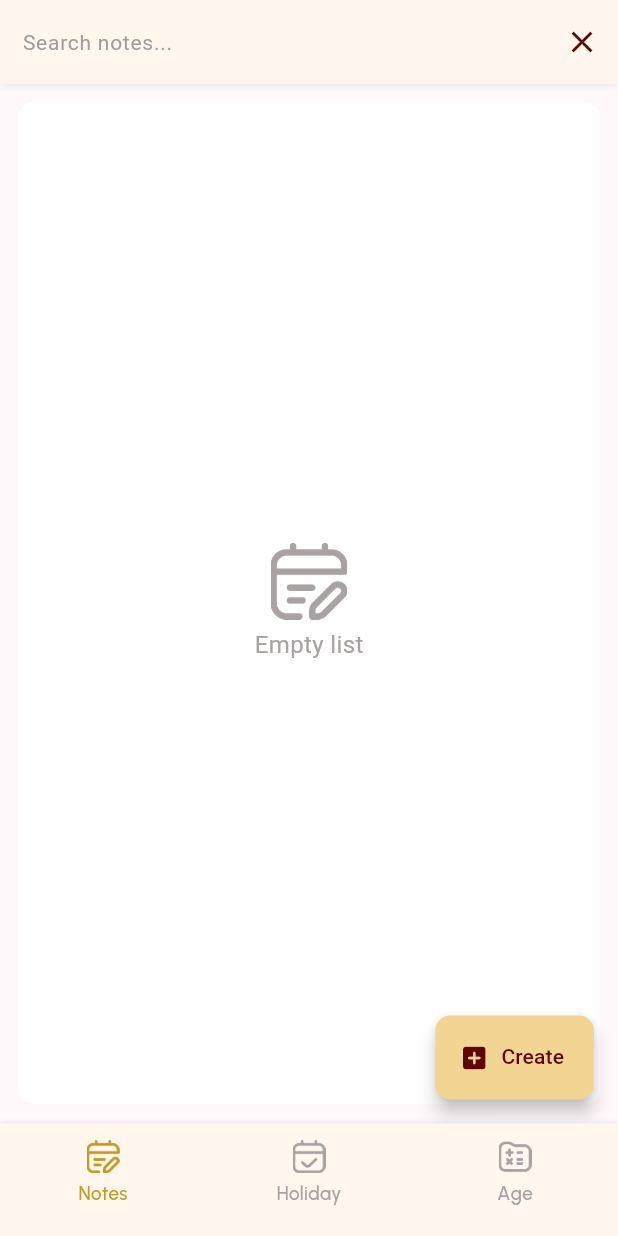
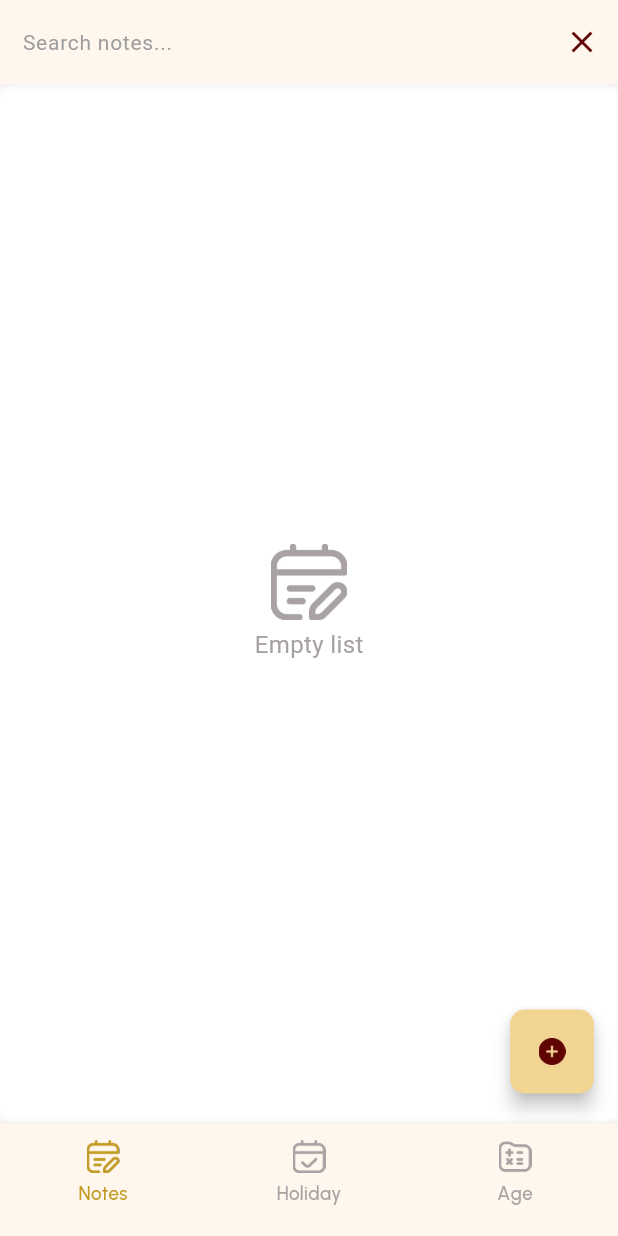
Before and after one commit to marjansikder/story-note, a Flutter app: the screen it shows after launch, after a tap on the "search" icon, on a phone screen of 412 x 824 dp. Run offline on Flutter 3.47's test engine with Material 3 defaults, Android fonts, the phone set to English and light mode, and no system bars; our stand-ins replace flutter_riverpod, fluttertoast, google_fonts, hive, hive_flutter, table_calendar; accounts and stored records are empty; Roboto replaces fonts that are missing (MiSans).

Commit message:
Ui update

```diff
--- a/lib/screen/age_calculator/age_calculator_screen.dart
+++ b/lib/screen/age_calculator/age_calculator_screen.dart
@@ -35,9 +35,9 @@ class _AgeCalculatorScreenState extends ConsumerState<AgeCalculatorScreen> {
     return GestureDetector(
       onTap: onPressed,
       child: Container(
-        padding: EdgeInsets.symmetric(vertical: 8, horizontal: 12),
+        padding: EdgeInsets.only(left: 10, right: 10, top: 6, bottom: 8),
         decoration: BoxDecoration(
-          borderRadius: BorderRadius.circular(5),
+          borderRadius: BorderRadius.circular(8),
           color: AppColors.kWarningToastBgColor,
           boxShadow: [
             BoxShadow(
@@ -63,15 +63,16 @@ class _AgeCalculatorScreenState extends ConsumerState<AgeCalculatorScreen> {
                 Text(
                   label,
                   style: getCustomTextStyle(
-                    fontSize: 12,
+                    fontSize: 11,
                     color: AppColors.kTextGreyColor,
-                    fontFamily: 'Kohinoor',
+                    fontFamily: 'Jost',
                   ),
                 ),
                 Text(
                   date,
                   style: getCustomTextStyle(
                     color: AppColors.kBrown.withOpacity(.6),
+                    fontFamily: 'MiSans',
                   ),
                 ),
               ],
--- a/lib/screen/calender/holiday_calendar_screen.dart
+++ b/lib/screen/calender/holiday_calendar_screen.dart
@@ -288,8 +288,7 @@ class _HolidayCalenderState extends State<HolidayCalender> {
               child: Row(
                 mainAxisAlignment: MainAxisAlignment.center,
                 children: [
-                  Image.asset("assets/icons/Holiday.png",
-                      height: 12, color: AppColors.kBrown.withOpacity(.6)),
+                  Image.asset("assets/icons/Holiday.png", height: 12, color: AppColors.kBrown.withOpacity(.6)),
                   const SizedBox(width: 5),
                   Text(resultedDate,
                       style: getCustomTextStyle(
--- a/lib/screen/notes/notes_list_screen.dart
+++ b/lib/screen/notes/notes_list_screen.dart
@@ -144,7 +144,7 @@ class _NotesListScreenState extends State<NotesListScreen> {
                                     Clipboard.setData(
                                             ClipboardData(text: combinedText))
                                         .then((value) {
-                                      Toast.showToast('All copied!');
+                                      Toast.showToast('All copied! ');
                                       /*Fluttertoast.showToast(
                                         msg: 'All copied!',
                                         gravity: ToastGravity.CENTER,
@@ -244,7 +244,7 @@ class _NotesListScreenState extends State<NotesListScreen> {
                             onPressed: () async {
                               if (_headLineController.text.isEmpty &&
                                   _descriptionController.text.isEmpty) {
-                                Toast.showErrorToast('Empty field!');
+                                Toast.showErrorToast('Empty field! ');
                               /*  Fluttertoast.showToast(
                                   msg: 'Empty field!',
                                   gravity: ToastGravity.CENTER,
@@ -380,6 +380,7 @@ class _NotesListScreenState extends State<NotesListScreen> {
   @override
   Widget build(BuildContext context) {
     var height = MediaQuery.of(context).size.height;
+    var width = MediaQuery.of(context).size.width;
     return Scaffold(
       backgroundColor: AppColors.kBgColor.withOpacity(.3),
       appBar: CustomSearchAppBar(
@@ -391,16 +392,13 @@ class _NotesListScreenState extends State<NotesListScreen> {
         searchTextStyle: const TextStyle(color: AppColors.kBrown, fontSize: 16),
         hintTextStyle: const TextStyle(color: Colors.grey, fontSize: 14),
       ),
-      body: Padding(
-        padding: const EdgeInsets.only(left: 12, right: 12, top: 12, bottom: 8),
-        child: Column(
+      body: Column(
         children: [
           Expanded(
             child: searchItem.isEmpty
                 ? ConstrainedBox(
-                      constraints: BoxConstraints(maxHeight: height * 0.7),
+                    constraints: BoxConstraints(maxHeight: height * .7),
                     child: BlankPage(
-                        margin: EdgeInsets.only(bottom: 5),
                       children: Column(
                         mainAxisAlignment: MainAxisAlignment.center,
                         children: [
@@ -421,7 +419,9 @@ class _NotesListScreenState extends State<NotesListScreen> {
                       ),
                     ),
                   )
-                  : ListView.builder(
+                : Padding(
+              padding: const EdgeInsets.only(left: 12, right: 12, top: 12, bottom: 8),
+                  child: ListView.builder(
                       padding: const EdgeInsets.only(bottom: 70),
                       itemCount: searchItem.length,
                       itemBuilder: (context, index) {
@@ -430,26 +430,19 @@ class _NotesListScreenState extends State<NotesListScreen> {
                       },
                     ),
                 ),
+          ),
         ],
       ),
-      ),
       //_showEdit(context, null);
-      floatingActionButton: FloatingActionButton.extended(
+      floatingActionButton: Padding(
+        padding: const EdgeInsets.only(bottom: 4.0),
+        child: FloatingActionButton(
           tooltip: "Create",
-        //backgroundColor: AppColors.selectedBottomNavBarIconColor,
           backgroundColor: AppColors.kFloatingButtonColor,
           elevation: 5,
           shape: RoundedRectangleBorder(borderRadius: BorderRadius.circular(10)),
           onPressed: () => _showEdit(context, null),
-        icon: Icon(Icons.add_box_rounded, color: AppColors.kBrown, size: 20),
-        label: Text(
-          "Create",
-          style: getCustomTextStyle(
-            fontSize: 14,
-            color: AppColors.kBrown,
-            fontWeight: FontWeight.w500,
-            fontFamily: 'MiSans',
-          ),
+          child: Image.asset("assets/icons/ic_add.png", height: 18, color: AppColors.kBrown),
         ),
       ),
     );
@@ -496,7 +489,7 @@ class _NotesListScreenState extends State<NotesListScreen> {
                       final result = await confirmDialog(context);
                       if (result != null && result) {
                         deleteItem(currentItem['key']);
-                        Toast.showSuccessToast('Successfully deleted.');
+                        Toast.showSuccessToast('Successfully deleted!');
                         //showCustomToast(context, "Deleted!", const Duration(seconds: 5));
 
                         /*Fluttertoast.showToast(
--- a/lib/utils/toast.dart
+++ b/lib/utils/toast.dart
@@ -82,12 +82,15 @@ Widget _buildToast(String message, ToastType type, double fontSize) {
       children: [
         const SizedBox(width: 12),
         Flexible(
+          child: Padding(
+            padding: const EdgeInsets.only(right: 8.0),
             child: Text(
               message,
               style: TextStyle(
                   color: _getTextColor(type),
                   fontSize: fontSize,
                   fontWeight: FontWeight.normal),
+            ),
           ),
         ),
       ],
--- a/pubspec.yaml
+++ b/pubspec.yaml
@@ -1,7 +1,7 @@
 name: date_calculator
 description: "A new Flutter project."
 publish_to: 'none' # Remove this line if you wish to publish to pub.dev
-version: 1.0.1+5
+version: 1.0.2+6
 
 environment:
   sdk: '>=3.3.4 <4.0.0'
```
Also changed, not shown: assets/icons/ic_add.png (added). Lines whose indentation alone changed are shown as unchanged.
